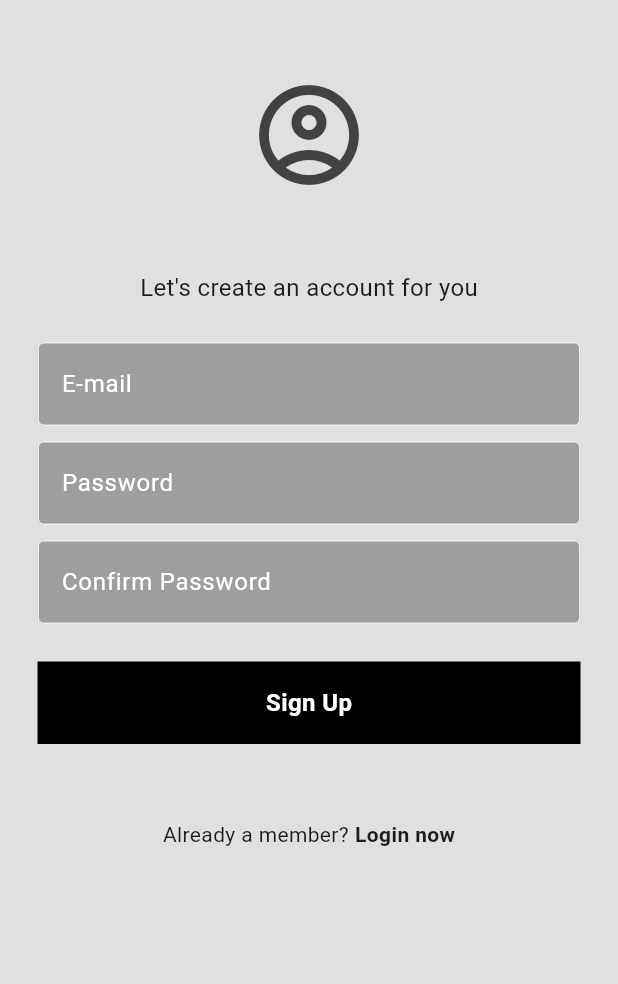
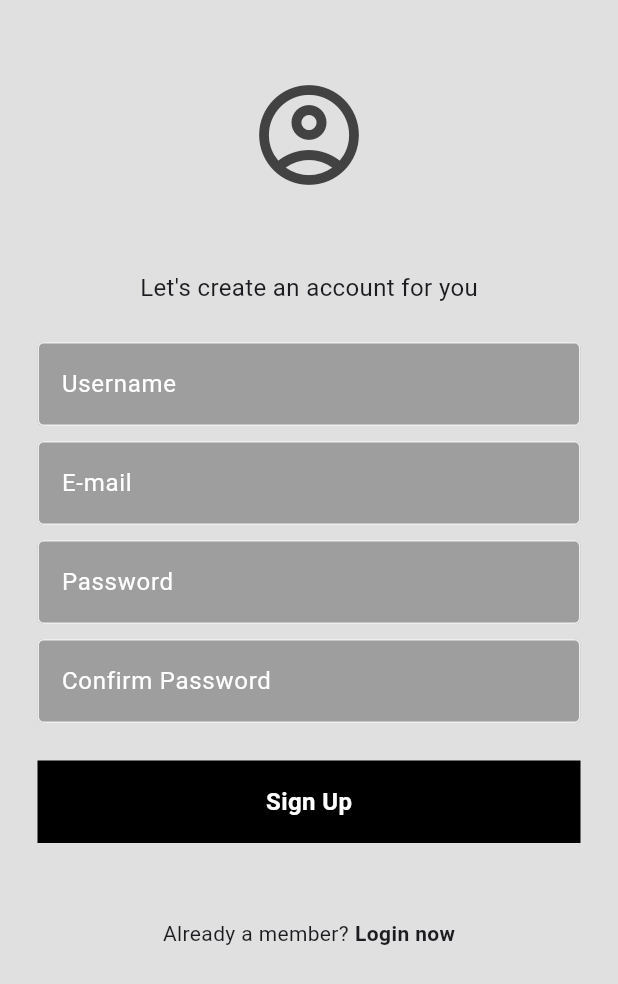
Before and after one commit to dev-rahul-0/Justchat, a Flutter app: the screen it shows after launch, on a phone screen of 412 x 824 dp. Shown: the top 984 px of the screen. Run offline on Flutter 3.47's test engine with Material 3 defaults, Android fonts, the phone set to English and light mode, and no system bars; our stand-ins replace cached_network_image, cloud_firestore, firebase_auth, firebase_core, flutter_spinkit, google_fonts; accounts and stored records are empty.

Commit message:
UI update

```diff
--- a/lib/pages/Homepage.dart
+++ b/lib/pages/Homepage.dart
@@ -61,9 +61,10 @@ class _HomePageState extends State<HomePage> {
             final userData = users[index].data() as Map<String, dynamic>;
             final userEmail = userData['email'] as String;
             final userId = userData['uid'] as String;
+            final userName = userData['username'] as String;
             if (_auth.currentUser!.email != userEmail) {
               return ListTile(
-                title: Text(userEmail),
+                title: Text(userName),
                 onTap: () {
                   Navigator.push(
                     context,
--- a/lib/pages/register_page.dart
+++ b/lib/pages/register_page.dart
@@ -18,6 +18,7 @@ class _RegisterPageState extends State<RegisterPage> {
   final emailController = TextEditingController();
   final passwordController = TextEditingController();
   final confirmPasswordController = TextEditingController();
+  final usernameController = TextEditingController(); // Step 1
 
   void signup() async {
     if (passwordController.text != confirmPasswordController.text) {
@@ -34,6 +35,7 @@ class _RegisterPageState extends State<RegisterPage> {
       await FirebaseFirestore.instance.collection('users').doc(userCredential.user!.uid).set({
         'email': emailController.text,
         'uid': userCredential.user!.uid,
+        'username': usernameController.text,
       });
 
     } catch (e) {
@@ -69,6 +71,12 @@ class _RegisterPageState extends State<RegisterPage> {
                     ),
                   ),
                   const SizedBox(height: 25),
+                  MyTextField( // Step 2
+                    controller: usernameController,
+                    hintText: 'Username',
+                    obscureText: false,
+                  ),
+                  const SizedBox(height: 10),
                   MyTextField(
                     controller: emailController,
                     hintText: 'E-mail',
```
